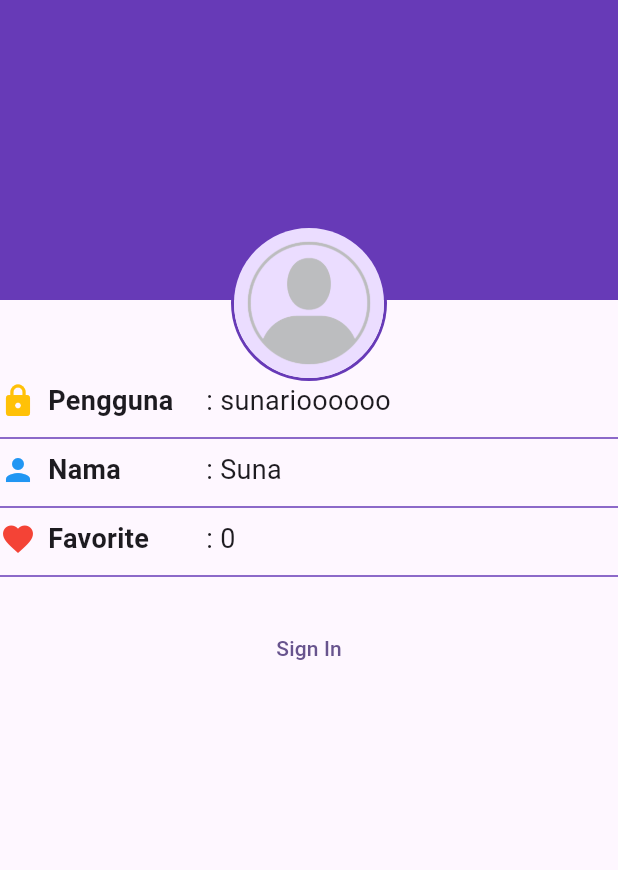
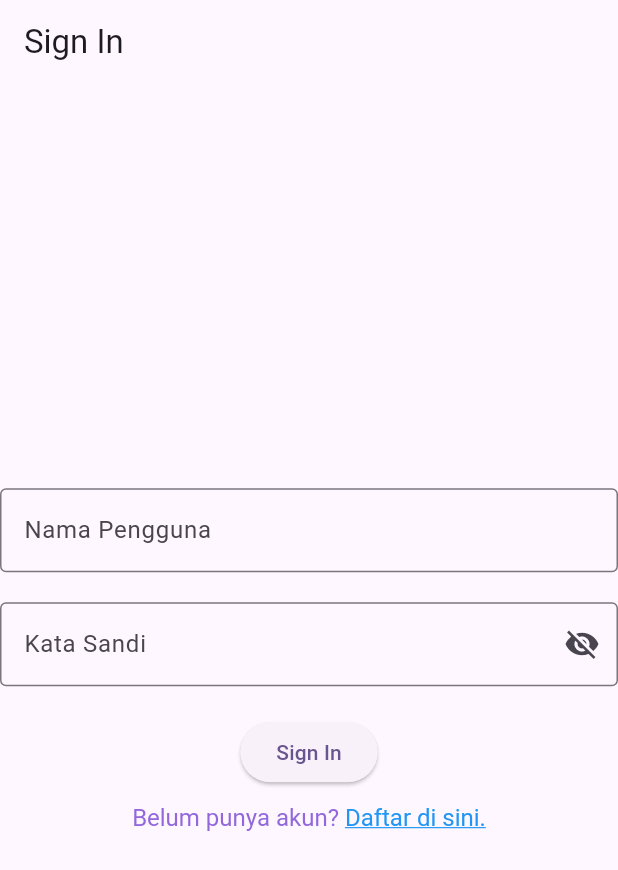
Before and after one commit to Sunarioo/project_borobudur, a Flutter app: the screen it shows after launch, after a tap on "Sign In", on a phone screen of 412 x 824 dp. Shown: the top 870 px of the screen. Run offline on Flutter 3.47's test engine with Material 3 defaults, Android fonts, the phone set to English and light mode, and no system bars; network calls fail.

Commit message:
commit 16 NOV

```diff
--- a/lib/main.dart
+++ b/lib/main.dart
@@ -1,5 +1,6 @@
 import 'package:flutter/material.dart';
 import 'package:project_borobudur/screens/profile_screen.dart';
+import 'package:project_borobudur/screens/sign_in_screen.dart';
 import 'screens/detail_screen.dart';
 import 'data/candi_data.dart';
 
@@ -19,7 +20,7 @@ class MyApp extends StatelessWidget {
       theme: ThemeData(
         colorScheme: .fromSeed(seedColor: Colors.deepPurple),
       ),
-      home: ProfileScreen(),
+      home: SignInScreen(),
     );
   }
 }
--- a/lib/screens/profile_screen.dart
+++ b/lib/screens/profile_screen.dart
@@ -14,6 +14,19 @@ class _ProfileScreenState extends State<ProfileScreen> {
   String fullName = 'Suna';
   String userName = 'sunarioooooo';
   int favoriteCandiCount = 0;
+
+void signIn(){
+  setState(() {
+    isSignedIn=true;
+  });
+}
+
+void signOut(){
+  setState(() {
+    isSignedIn=false;
+  });
+}
+
   @override
   Widget build(BuildContext context) {
     return Scaffold(
@@ -102,8 +115,8 @@ class _ProfileScreenState extends State<ProfileScreen> {
                 Divider(color: Colors.deepPurple,),
                 SizedBox(height: 16,),
                 isSignedIn
-                ? TextButton(onPressed: (){}, child: const Text('Sign Out'))
-                : TextButton(onPressed: (){}, child: const Text('Sign In')),
+                ? TextButton(onPressed: (){signOut();}, child: const Text('Sign Out'))
+                : TextButton(onPressed: (){signIn();}, child: const Text('Sign In')),
                 // TODO 4 Profile Action
 
 
--- /dev/null
+++ b/lib/screens/sign_in_screen.dart
@@ -0,0 +1,94 @@
+import 'package:flutter/gestures.dart';
+import 'package:flutter/material.dart';
+
+class SignInScreen extends StatefulWidget {
+
+  const SignInScreen({super.key});
+  @override
+
+  State<SignInScreen> createState() => _SignInScreenState();
+
+} class _SignInScreenState extends State<SignInScreen> {
+  // TODO: 1. Deklarasikan variabel
+  final TextEditingController _usernameController =TextEditingController();
+
+  final TextEditingController _passwordController =TextEditingController();
+  String _errorText = '';
+  bool _isSignedIn = false;
+  bool _obscurePassword = true;
+
+  @override
+  Widget build(BuildContext context) {
+    return Scaffold(
+
+      appBar: AppBar(title: const Text('Sign In')),
+
+      body: Center(
+        child: Form(
+          child: Column(
+            mainAxisAlignment: MainAxisAlignment.center,
+            crossAxisAlignment: CrossAxisAlignment.center,
+            children: [
+              // TODO 5 pengguna
+              TextFormField(
+                controller: _usernameController,
+                decoration: const InputDecoration(
+                  labelText: 'Nama Pengguna',
+                  border: OutlineInputBorder(),
+                ),
+              ),
+
+              const SizedBox(height: 20,),
+
+              // TODO 6 sandi
+              TextFormField(
+                controller: _passwordController,
+                decoration: InputDecoration(
+                  labelText: 'Kata Sandi',
+                  errorText: _errorText.isNotEmpty ? _errorText : null,
+                  border: const OutlineInputBorder(),
+                  suffixIcon: IconButton(
+                    onPressed: () {
+                      setState(() {
+                        _obscurePassword= !_obscurePassword;
+                      });
+                    }, // diisi setelah jadi Stateful
+                    icon: Icon(_obscurePassword? Icons.visibility_off: Icons.visibility),
+                  ),
+                ),
+                obscureText: _obscurePassword,
+
+              ),
+
+              // TODO 7 Sign In
+              const SizedBox(height: 20),
+              ElevatedButton(
+                onPressed: () {},
+                child: const Text('Sign In'),
+              ),
+
+              // TODO 8 Sign Up
+              const SizedBox(height: 10),
+              RichText(
+                text: TextSpan(
+                  text: 'Belum punya akun? ',
+                  style: const TextStyle(fontSize: 16, color: Color.fromARGB(255, 146, 104, 219)),
+                  children: [
+                    TextSpan(
+                      text: 'Daftar di sini.',
+                      style: const TextStyle(
+                          color: Colors.blue,
+                          decoration: TextDecoration.underline),
+                      recognizer: TapGestureRecognizer()..onTap = () {},
+                    ),
+                  ],
+                ),
+              ),
+
+            ],
+          ),
+        ),
+      ),
+    );
+  }
+}
```
